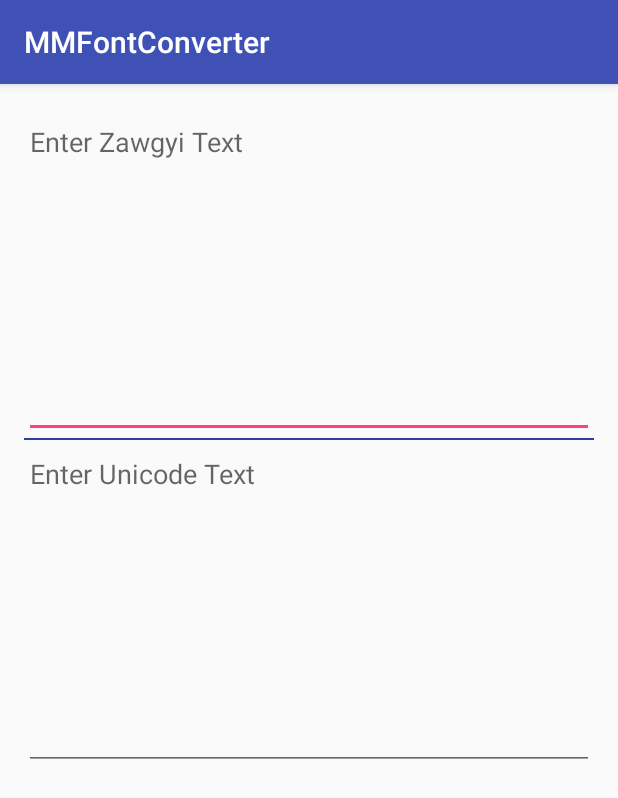
After one commit to ChanPyaeAung/MMFontConverter, an Android app: the FontConverterActivity screen opened directly, with no data from a screen before it, on a phone screen of 412 x 824 dp. The commit adds this screen. Shown: the top 798 px of the screen. Run offline under Robolectric (Android 15) with nearby library versions, the phone set to English and light mode, and no system bars; libraries missing offline, so code that uses them is left out: org.rabbitconverter.rabbit.

Commit message:
Added Rabbit

```diff
--- a/app/build.gradle
+++ b/app/build.gradle
@@ -17,6 +17,13 @@ android {
             proguardFiles getDefaultProguardFile('proguard-android.txt'), 'proguard-rules.pro'
         }
     }
+
+    buildscript {
+        repositories {
+            jcenter()
+        }
+    }
+
 }
 
 dependencies {
@@ -24,5 +31,8 @@ dependencies {
     testCompile 'junit:junit:4.12'
     compile project(':slide_spinnerwheel_lib')
     compile 'com.android.support:appcompat-v7:23.2.0'
+    compile('org.rabbit-converter.rabbit:rabbit:0.0.3') {
+        exclude group: 'org.json', module: 'json'
+    }
 
 }
--- a/app/src/main/AndroidManifest.xml
+++ b/app/src/main/AndroidManifest.xml
@@ -8,8 +8,8 @@
         android:label="@string/app_name"
         android:supportsRtl="true"
         android:theme="@style/AppTheme">
-        <activity android:name=".Activites.MainActivity"></activity>
-        <activity android:name=".Activites.FontCheckerActivity"></activity>
+        <activity android:name=".Activites.MainActivity" />
+        <activity android:name=".Activites.FontCheckerActivity" />
         <activity android:name=".Activites.ChooseLanguageActivity">
             <intent-filter>
                 <action android:name="android.intent.action.MAIN" />
@@ -17,6 +17,7 @@
                 <category android:name="android.intent.category.LAUNCHER" />
             </intent-filter>
         </activity>
+        <activity android:name=".Activites.FontConverterActivity"></activity>
     </application>
 
 </manifest>
--- a/app/src/main/java/ninja/johnmajor/mmfontconverter/Activites/FontCheckerActivity.java
+++ b/app/src/main/java/ninja/johnmajor/mmfontconverter/Activites/FontCheckerActivity.java
@@ -1,6 +1,7 @@
 package ninja.johnmajor.mmfontconverter.Activites;
 
 import android.app.Activity;
+import android.content.Intent;
 import android.os.Bundle;
 import android.view.View;
 import android.widget.Button;
@@ -28,7 +29,7 @@ public class FontCheckerActivity extends Activity {
         btnSubmit.setOnClickListener(new View.OnClickListener() {
             @Override
             public void onClick(View view) {
-
+                startActivity(new Intent(view.getContext(), FontConverterActivity.class));
             }
         });
     }
--- /dev/null
+++ b/app/src/main/java/ninja/johnmajor/mmfontconverter/Activites/FontConverterActivity.java
@@ -0,0 +1,71 @@
+package ninja.johnmajor.mmfontconverter.Activites;
+
+import android.os.Bundle;
+import android.support.v7.app.AppCompatActivity;
+import android.text.Editable;
+import android.text.TextWatcher;
+import android.util.Log;
+import android.widget.EditText;
+
+import org.rabbitconverter.rabbit.Rabbit;
+
+import ninja.johnmajor.mmfontconverter.R;
+
+public class FontConverterActivity extends AppCompatActivity{
+
+    private EditText etZawGyi, etUnicode;
+    String input = "";
+
+    @Override
+    protected void onCreate(Bundle savedInstanceState) {
+        super.onCreate(savedInstanceState);
+        setContentView(R.layout.activity_font_converter);
+        initUI();
+
+        etZawGyi.addTextChangedListener(new TextWatcher() {
+            @Override
+            public void beforeTextChanged(CharSequence charSequence, int i, int i1, int i2) {
+
+            }
+
+            @Override
+            public void onTextChanged(CharSequence charSequence, int i, int i1, int i2) {
+                input = etZawGyi.getText() + "";
+                Log.i("input", input);
+            }
+
+            @Override
+            public void afterTextChanged(Editable editable) {
+                etUnicode.setText(Rabbit.zg2uni(input));
+                Log.i("uni", etUnicode.getText()+"");
+            }
+        });
+
+
+
+
+
+//        etUnicode.addTextChangedListener(new TextWatcher() {
+//            @Override
+//            public void beforeTextChanged(CharSequence charSequence, int i, int i1, int i2) {
+//
+//            }
+//
+//            @Override
+//            public void onTextChanged(CharSequence charSequence, int i, int i1, int i2) {
+//                input = etUnicode.getText()+"";
+//            }
+//
+//            @Override
+//            public void afterTextChanged(Editable editable) {
+//                etZawGyi.setText(Rabbit.uni2zg(input));
+//            }
+//        });
+
+    }
+
+    public void initUI(){
+        etZawGyi = (EditText) findViewById(R.id.etInput1);
+        etUnicode = (EditText) findViewById(R.id.etInput2);
+    }
+}
--- /dev/null
+++ b/app/src/main/res/layout/activity_font_converter.xml
@@ -0,0 +1,42 @@
+<?xml version="1.0" encoding="utf-8"?>
+<RelativeLayout xmlns:android="http://schemas.android.com/apk/res/android"
+    xmlns:tools="http://schemas.android.com/tools"
+    android:layout_width="match_parent"
+    android:layout_height="match_parent"
+    android:paddingBottom="@dimen/activity_vertical_margin"
+    android:paddingLeft="@dimen/activity_horizontal_margin"
+    android:paddingRight="@dimen/activity_horizontal_margin"
+    android:paddingTop="@dimen/activity_vertical_margin"
+    tools:context="ninja.johnmajor.mmfontconverter.Activites.FontConverterActivity">
+
+    <EditText
+        android:id="@+id/etInput1"
+        android:lines="10"
+        android:layout_width="match_parent"
+        android:layout_height="220dp"
+        android:inputType="text"
+        android:hint="Enter Zawgyi Text"
+        android:gravity="start"
+        />
+
+
+    <View
+        android:layout_below="@+id/etInput1"
+        android:id="@+id/line"
+        android:layout_width="match_parent"
+        android:layout_height="1dp"
+        android:background="@color/colorPrimaryDark"
+        />
+
+    <EditText
+        android:id="@+id/etInput2"
+        android:lines="10"
+        android:layout_below="@+id/line"
+        android:layout_width="match_parent"
+        android:layout_height="220dp"
+        android:inputType="text"
+        android:hint="Enter Unicode Text"
+        android:gravity="start"
+        />
+
+</RelativeLayout>
```
